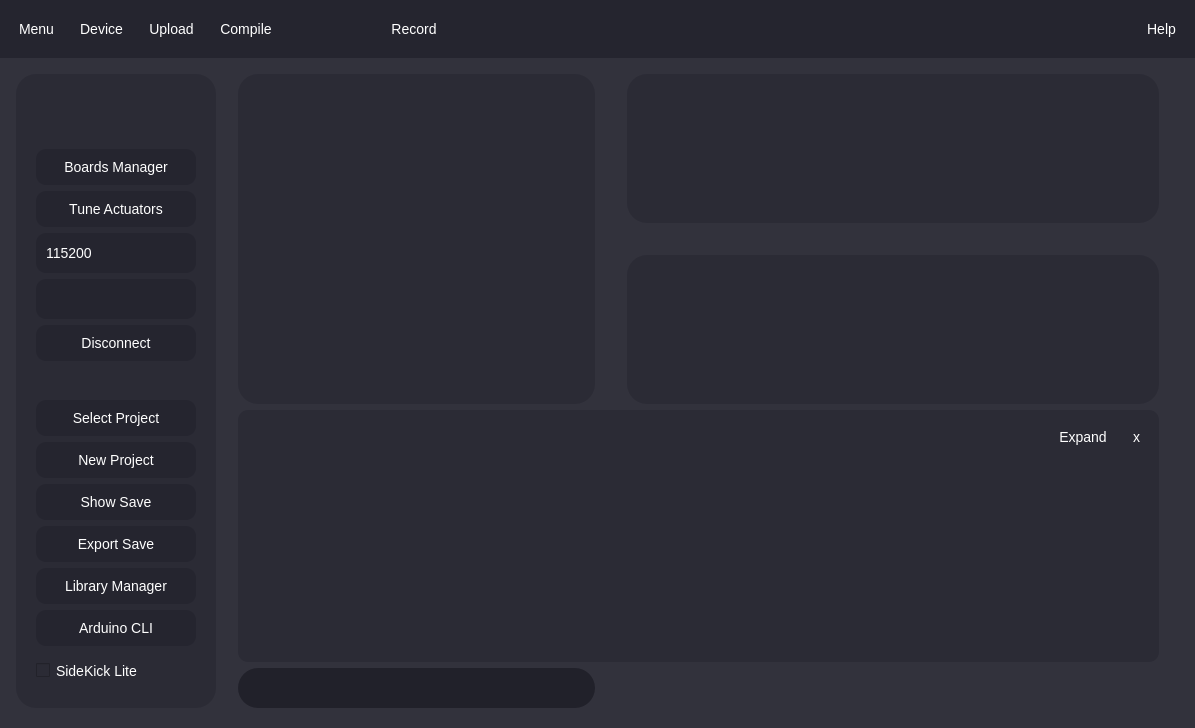
Above: Ui/GraphingUi.ui from OrionAerospaceYT/SideKick before the change. Below: the same form after it.
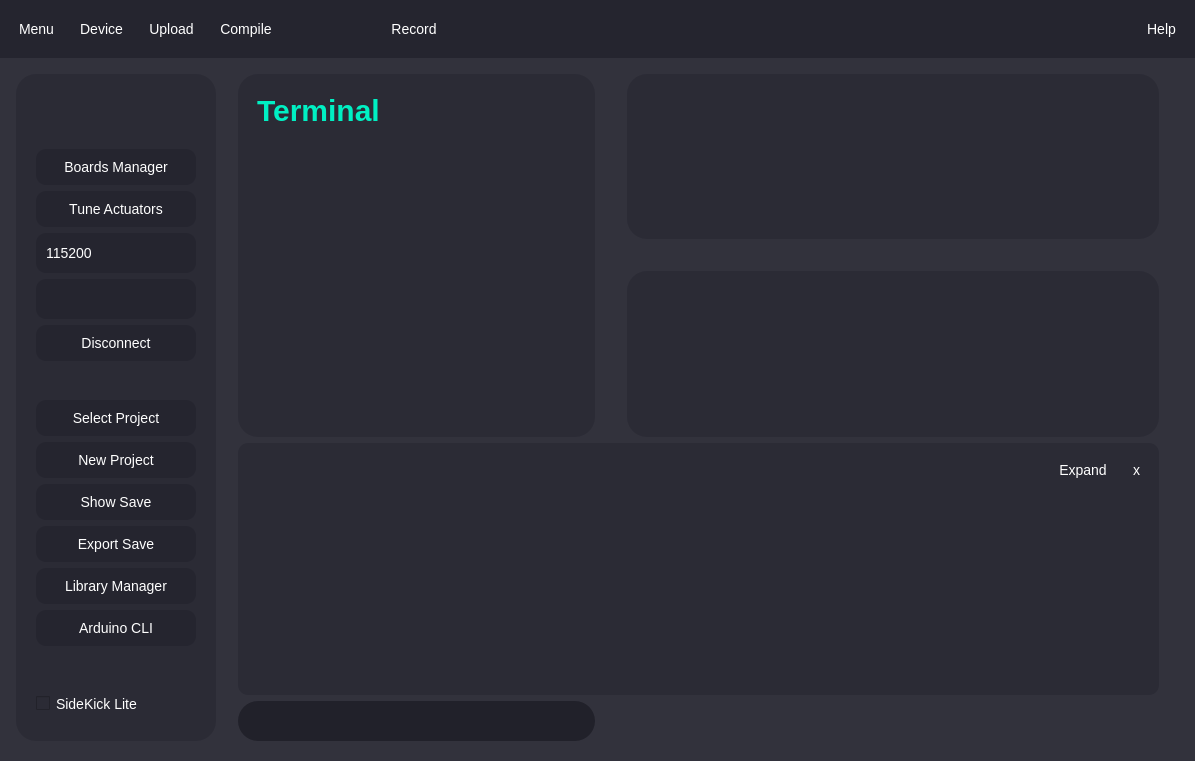
That is the form after the change. Icons and pictures are not drawn.

```diff
--- a/Ui/GraphingUi.ui
+++ b/Ui/GraphingUi.ui
@@ -7,7 +7,7 @@
     <x>0</x>
     <y>0</y>
     <width>1195</width>
-    <height>724</height>
+    <height>761</height>
    </rect>
   </property>
   <property name="acceptDrops">
@@ -133,7 +133,11 @@
   font-size: 20px;
   font-weight: bold;
 }
-
+QLabel#title {
+	color:#00f0c3;
+	font-size: 30px;
+ 	font-weight: bold;
+}
 /*Text Box Styling*/
 QTextBrowser {
   border: none; 
@@ -958,23 +962,7 @@
 }</string>
         </property>
         <layout class="QGridLayout" name="gridLayout_4">
-         <item row="0" column="1">
-          <spacer name="verticalSpacer_4">
-           <property name="orientation">
-            <enum>Qt::Vertical</enum>
-           </property>
-           <property name="sizeType">
-            <enum>QSizePolicy::Maximum</enum>
-           </property>
-           <property name="sizeHint" stdset="0">
-            <size>
-             <width>20</width>
-             <height>10</height>
-            </size>
-           </property>
-          </spacer>
-         </item>
-         <item row="1" column="2">
+         <item row="2" column="2">
           <spacer name="horizontalSpacer_8">
            <property name="orientation">
             <enum>Qt::Horizontal</enum>
@@ -990,8 +978,56 @@
            </property>
           </spacer>
          </item>
-         <item row="1" column="1">
-          <widget class="QTextBrowser" name="terminal">
+         <item row="0" column="1">
+          <spacer name="verticalSpacer_4">
+           <property name="orientation">
+            <enum>Qt::Vertical</enum>
+           </property>
+           <property name="sizeType">
+            <enum>QSizePolicy::Maximum</enum>
+           </property>
+           <property name="sizeHint" stdset="0">
+            <size>
+             <width>20</width>
+             <height>10</height>
+            </size>
+           </property>
+          </spacer>
+         </item>
+         <item row="3" column="1">
+          <spacer name="verticalSpacer_5">
+           <property name="orientation">
+            <enum>Qt::Vertical</enum>
+           </property>
+           <property name="sizeType">
+            <enum>QSizePolicy::Maximum</enum>
+           </property>
+           <property name="sizeHint" stdset="0">
+            <size>
+             <width>20</width>
+             <height>10</height>
+            </size>
+           </property>
+          </spacer>
+         </item>
+         <item row="2" column="0">
+          <spacer name="horizontalSpacer_7">
+           <property name="orientation">
+            <enum>Qt::Horizontal</enum>
+           </property>
+           <property name="sizeType">
+            <enum>QSizePolicy::Maximum</enum>
+           </property>
+           <property name="sizeHint" stdset="0">
+            <size>
+             <width>10</width>
+             <height>20</height>
+            </size>
+           </property>
+          </spacer>
+         </item>
+         <item row="2" column="1">
+          <widget class="QTextEdit" name="terminal">
            <property name="sizePolicy">
             <sizepolicy hsizetype="Expanding" vsizetype="Expanding">
              <horstretch>0</horstretch>
@@ -1016,37 +1052,12 @@
            </property>
           </widget>
          </item>
-         <item row="1" column="0">
-          <spacer name="horizontalSpacer_7">
-           <property name="orientation">
-            <enum>Qt::Horizontal</enum>
+         <item row="1" column="1">
+          <widget class="QLabel" name="title">
+           <property name="text">
+            <string>Terminal</string>
            </property>
-           <property name="sizeType">
-            <enum>QSizePolicy::Maximum</enum>
-           </property>
-           <property name="sizeHint" stdset="0">
-            <size>
-             <width>10</width>
-             <height>20</height>
-            </size>
-           </property>
-          </spacer>
-         </item>
-         <item row="2" column="1">
-          <spacer name="verticalSpacer_5">
-           <property name="orientation">
-            <enum>Qt::Vertical</enum>
-           </property>
-           <property name="sizeType">
-            <enum>QSizePolicy::Maximum</enum>
-           </property>
-           <property name="sizeHint" stdset="0">
-            <size>
-             <width>20</width>
-             <height>10</height>
-            </size>
-           </property>
-          </spacer>
+          </widget>
          </item>
         </layout>
        </widget>
```
